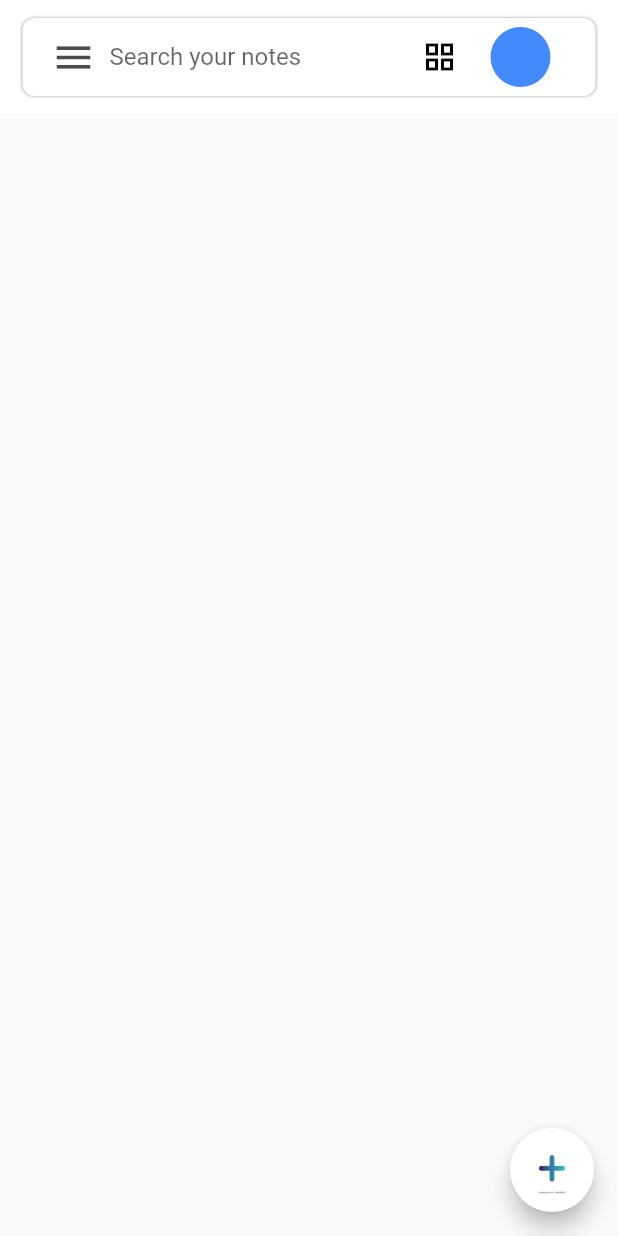
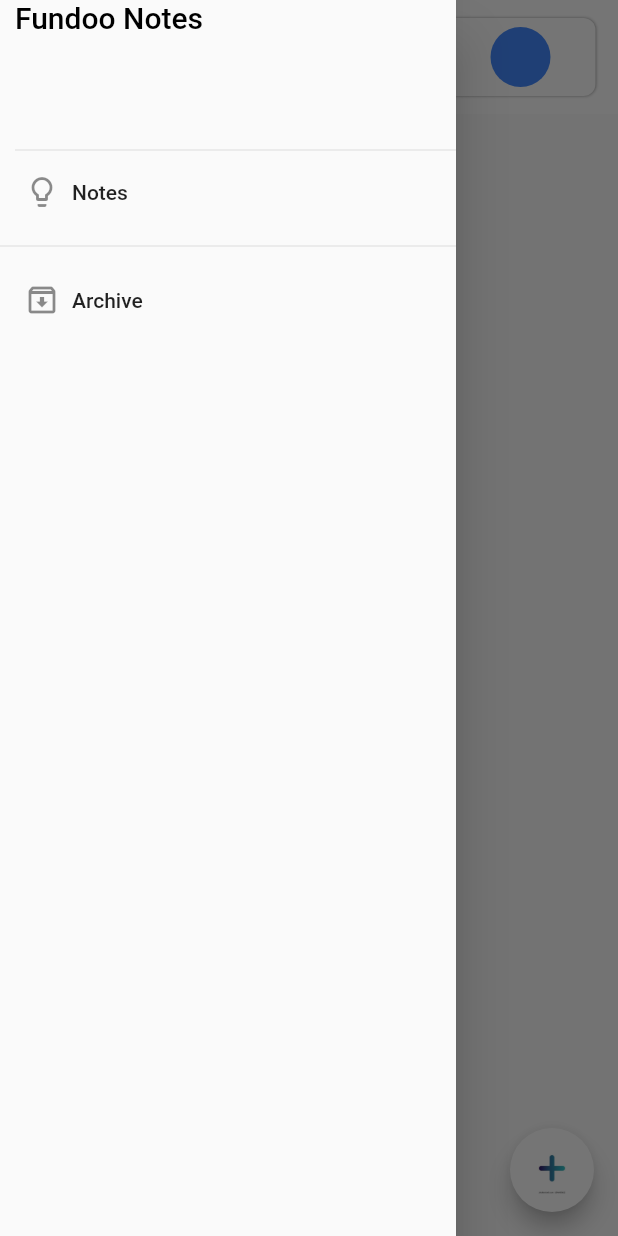
Before and after one commit to Shweta2105/FundoNotes-1, a Flutter app: the screen it shows after launch, with the side drawer open (before the commit the screen has no drawer), on a phone screen of 412 x 824 dp. Run offline on Flutter 3.47's test engine with Material 2 defaults, Android fonts, the light colour scheme and no system bars; our stand-ins replace cloud_firestore, firebase_auth, firebase_core, firebase_storage, flutter_local_notifications, hexcolor and 4 more; accounts and stored records are empty.

Commit message:
added archive flag to notes and display archive notes

```diff
--- a/lib/api/firebasemanager.dart
+++ b/lib/api/firebasemanager.dart
@@ -59,7 +59,9 @@ class FirebaseManager1 {
   }
 
   static Future<void> uploadData(
-      {required String title, required String description}) async {
+      {required String title,
+      required String description,
+      bool? archive}) async {
     String uid = _auth.currentUser!.uid;
     print(uid);
     print(
@@ -70,6 +72,7 @@ class FirebaseManager1 {
       'id': noteDoc.id,
       'title': title,
       'description': description,
+      'archive': archive,
       'created': DateTime.now(),
     };
     noteDoc.set(data1);
@@ -112,4 +115,26 @@ class FirebaseManager1 {
     print(_noteRef);
     print("update method####################################");
   }
+
+  static Future<List<Notes>> archiveNotes() async {
+    String? uid = _auth.currentUser?.uid;
+    QuerySnapshot<Map<String, dynamic>> snapshot = await _firestore
+        .collection('users')
+        .doc(uid)
+        .collection('notes')
+        .where('archive', isEqualTo: true)
+        .get();
+    print("----------------------------------------------------------");
+    List<Notes> notes = snapshot.docs
+        .map(
+          (doc) => Notes(
+              title: doc['title'],
+              description: doc['description'],
+              id: doc['id']),
+        )
+        .toList();
+    lastDocument = snapshot.docs.last;
+
+    return notes;
+  }
 }
--- a/lib/models/notes.dart
+++ b/lib/models/notes.dart
@@ -12,26 +12,34 @@ class Notes {
   String? title;
   String? description;
   DateTime? dateTime;
+  bool? archive;
 
-  Notes({this.id, this.iid, this.title, this.description, this.dateTime});
+  Notes(
+      {this.id,
+      this.iid,
+      this.title,
+      this.description,
+      this.dateTime,
+      this.archive});
 
-  // factory Notes.fromJson(Map<String, dynamic> json) {
-  //   return Notes(
-  //       id: json['id'],
-  //       title: json['title'],
-  //       description: json['description'],
-  //       dateTime: json['created'] as DateTime);
-  // }
+  factory Notes.fromJson(Map<String, dynamic> json) {
+    return Notes(
+        id: json['id'],
+        title: json['title'],
+        description: json['description'],
+        archive: json['archive'],
+        dateTime: json['created'] as DateTime);
+  }
 
-  // Map<String, dynamic> toJson() {
-  //   Map<String, dynamic> data = Map<String, dynamic>();
-  //   //data['id'] = this.id;
-  //   data['title'] = this.title;
-  //   data['description'] = this.description;
-  //   // data['created'] = this.dateTime;
+  Map<String, dynamic> toJson() {
+    Map<String, dynamic> data = Map<String, dynamic>();
+    //data['id'] = this.id;
+    data['title'] = this.title;
+    data['description'] = this.description;
+    // data['created'] = this.dateTime;
 
-  //   return data;
-  // }
+    return data;
+  }
 
   Map<String, dynamic> toSqJson() => {
         NotesField.id: iid,
--- a/lib/screens/homescreen.dart
+++ b/lib/screens/homescreen.dart
@@ -9,6 +9,7 @@ import 'package:fundonotes/models/common/constants.dart';
 import 'package:fundonotes/models/notes.dart';
 import 'package:fundonotes/resources/notificationplugins.dart';
 import 'package:fundonotes/screens/createnewnotes.dart';
+import 'package:fundonotes/view/navigationdrawer.dart';
 import 'package:fundonotes/view/notecard.dart';
 
 class HomeScreen extends StatefulWidget {
@@ -31,6 +32,7 @@ List<Notes> filterNotes = [];
 final ScrollController _scrollController = ScrollController();
 
 class _HomeScreenState extends State<HomeScreen> {
+  final GlobalKey<ScaffoldState> _scaffoldKey = GlobalKey<ScaffoldState>();
   bool isPageLoading = false, hasMoreNotes = true;
 
   Icon customIcon = const Icon(
@@ -104,6 +106,10 @@ class _HomeScreenState extends State<HomeScreen> {
     notificationPlugins.setOnNotificationClick(onNotificationClick);
   }
 
+  noteFetch() {
+    noteList;
+  }
+
   configureScrollController() {
     _scrollController.addListener(() {
       if (_scrollController.position.pixels >=
@@ -118,6 +124,7 @@ class _HomeScreenState extends State<HomeScreen> {
   }
 
   Widget build(BuildContext context) {
+    noteFetch();
     print("===========================================");
     String? userid = _auth.currentUser?.uid;
     print(userid);
@@ -152,12 +159,13 @@ class _HomeScreenState extends State<HomeScreen> {
                 mainAxisAlignment: MainAxisAlignment.spaceBetween,
                 children: [
                   IconButton(
-                      icon: const Icon(
-                        Icons.menu,
-                        size: 30,
-                      ),
-                      color: Colors.black.withOpacity(0.7),
-                      onPressed: () {}),
+                    icon: const Icon(
+                      Icons.menu,
+                      size: 30,
+                    ),
+                    color: Colors.black.withOpacity(0.7),
+                    onPressed: () => _scaffoldKey.currentState!.openDrawer(),
+                  ),
                   SizedBox(
                     width: 0,
                   ),
@@ -210,6 +218,7 @@ class _HomeScreenState extends State<HomeScreen> {
           ),
         ),
       ),
+      drawer: const NavigationDrawer(),
       body: //_changeView(),
           //GridviewNotes(),
           ListDisplay(),
--- a/lib/utils/pickimage.dart
+++ b/lib/utils/pickimage.dart
@@ -8,5 +8,5 @@ PickImage(ImageSource _source) async {
   if (_file != null) {
     return await _file.readAsBytes();
   }
-  print('Noimage selected');
+  print('No image selected');
 }
--- /dev/null
+++ b/lib/view/navigationdrawer.dart
@@ -0,0 +1,75 @@
+import 'package:flutter/material.dart';
+import 'package:fundonotes/screens/archive.dart';
+import 'package:fundonotes/screens/homescreen.dart';
+
+class NavigationDrawer extends StatelessWidget {
+  const NavigationDrawer({Key? key}) : super(key: key);
+
+  @override
+  Widget build(BuildContext context) {
+    return Drawer(
+        child: ListView(children: <Widget>[
+      createDrawerHeader(),
+      createDrawerBodyItem(
+        icon: Icons.lightbulb_outline,
+        text: 'Notes',
+        onTap: () {
+          Navigator.push(
+              context, MaterialPageRoute(builder: (context) => HomeScreen()));
+        },
+      ),
+
+      Divider(),
+      createDrawerBodyItem(
+        icon: Icons.archive_outlined,
+        text: 'Archive',
+        onTap: () {
+          Navigator.push(
+              context, MaterialPageRoute(builder: (context) => Archive()));
+        },
+      ),
+    ]));
+  }
+
+  Widget createDrawerBodyItem(
+      {required IconData icon,
+      required String text,
+      required GestureTapCallback onTap}) {
+    return ListTile(
+      title: Row(
+        children: <Widget>[
+          Icon(icon),
+          Padding(
+            padding: EdgeInsets.only(
+              left: 8.0,
+            ),
+            child: Text(text),
+          )
+        ],
+      ),
+      onTap: onTap,
+    );
+  }
+}
+
+class createDrawerHeader extends StatelessWidget {
+  const createDrawerHeader({
+    Key? key,
+  }) : super(key: key);
+
+  @override
+  Widget build(BuildContext context) {
+    return Container(
+      height: 100,
+      child: DrawerHeader(
+          margin: EdgeInsets.only(left: 10),
+          padding: EdgeInsets.zero,
+          child: Text("Fundoo Notes",
+              style: TextStyle(
+                color: Colors.black,
+                fontSize: 20.0,
+                fontWeight: FontWeight.w500,
+              ))),
+    );
+  }
+}
```
Also changed, not shown: lib/screens/archive.dart (added, +119 -0 lines), lib/screens/createnewnotes.dart (+18 -10 lines), lib/screens/editnote.dart (+12 -7 lines), lib/screens/loginpage.dart (+20 -11 lines).
